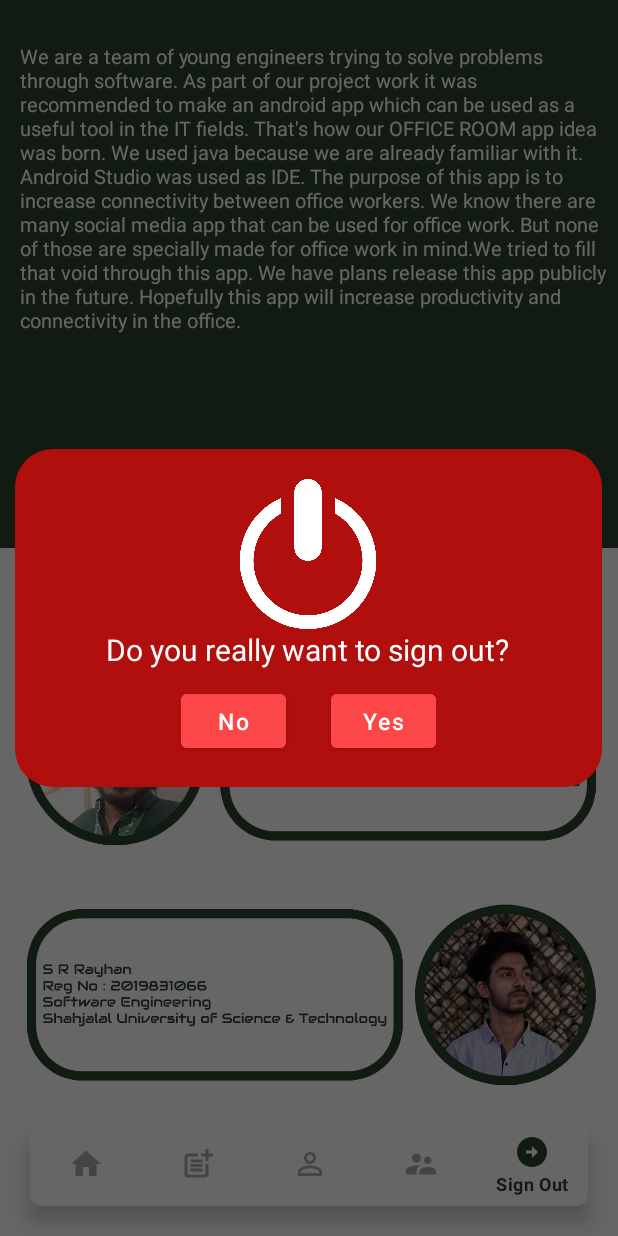
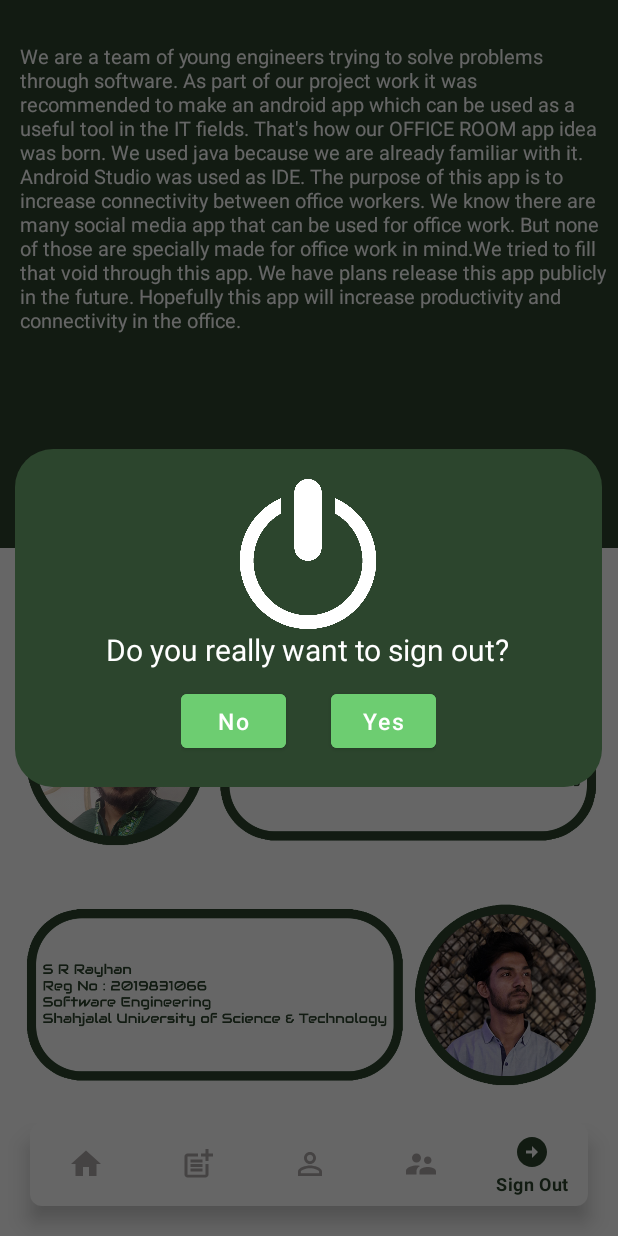
Before and after one commit to EvilMorty13/Project-Office-Room, an Android app: the OfficeRoomActivity screen opened directly, with no data from a screen before it, item 5 of the bottom bar chosen, on a phone screen of 412 x 824 dp. Run offline under Robolectric (Android 15) with nearby library versions, the phone set to English and light mode, and no system bars; our stand-ins replace Firebase (no records; nobody signed in at launch, a user with empty details on screens opened directly); Roboto replaces fonts that are not available here.

Commit message:
Changes in profile design, sign out dialog box color change

```diff
--- a/app/src/main/java/com/example/officeroom/ProfileFragment.java
+++ b/app/src/main/java/com/example/officeroom/ProfileFragment.java
@@ -43,7 +43,7 @@ public class ProfileFragment extends Fragment {
     @Override
     public View onCreateView(LayoutInflater inflater, ViewGroup container,
                              Bundle savedInstanceState) {
-        setStatusBarColor(getResources().getColor(R.color.white));
+        setStatusBarColor(getResources().getColor(R.color.backgroundColor));
         View view = inflater.inflate(R.layout.fragment_profile, container, false);
         findAllId(view);
 
--- a/app/src/main/res/layout/dialog_layout_sign_out.xml
+++ b/app/src/main/res/layout/dialog_layout_sign_out.xml
@@ -4,7 +4,7 @@
     android:layout_height="wrap_content"
     xmlns:app="http://schemas.android.com/apk/res-auto"
     android:orientation="vertical"
-    android:background="@drawable/rounded_dialog_sign_out"
+    android:background="@drawable/rounded_dialog"
     android:padding="20dp"
     app:circularflow_radiusInDP="20dp">
 
@@ -40,7 +40,7 @@
             android:layout_width="70dp"
             android:layout_height="wrap_content"
             android:text="No"
-            android:backgroundTint="#FB4747"
+            android:backgroundTint="#6DCD71"
             android:textColor="@color/white"
             android:textSize="15sp"
             android:textAllCaps="false" />
@@ -52,7 +52,7 @@
             android:layout_toRightOf="@+id/sign_out_no_button"
             android:layout_marginLeft="30dp"
             android:text="Yes"
-            android:backgroundTint="#FB4747"
+            android:backgroundTint="#6DCD71"
             android:textColor="@color/white"
             android:textSize="15sp"
             android:textAllCaps="false" />
```
Also changed, not shown: app/src/main/res/layout/fragment_profile.xml (+11 -11 lines).
